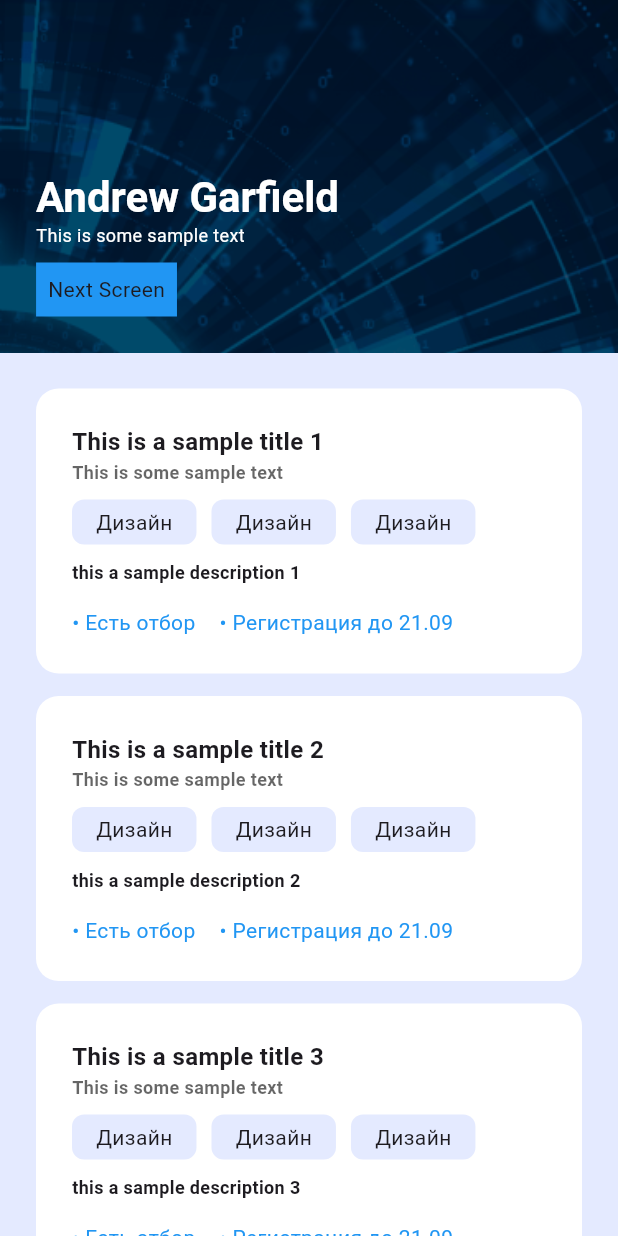
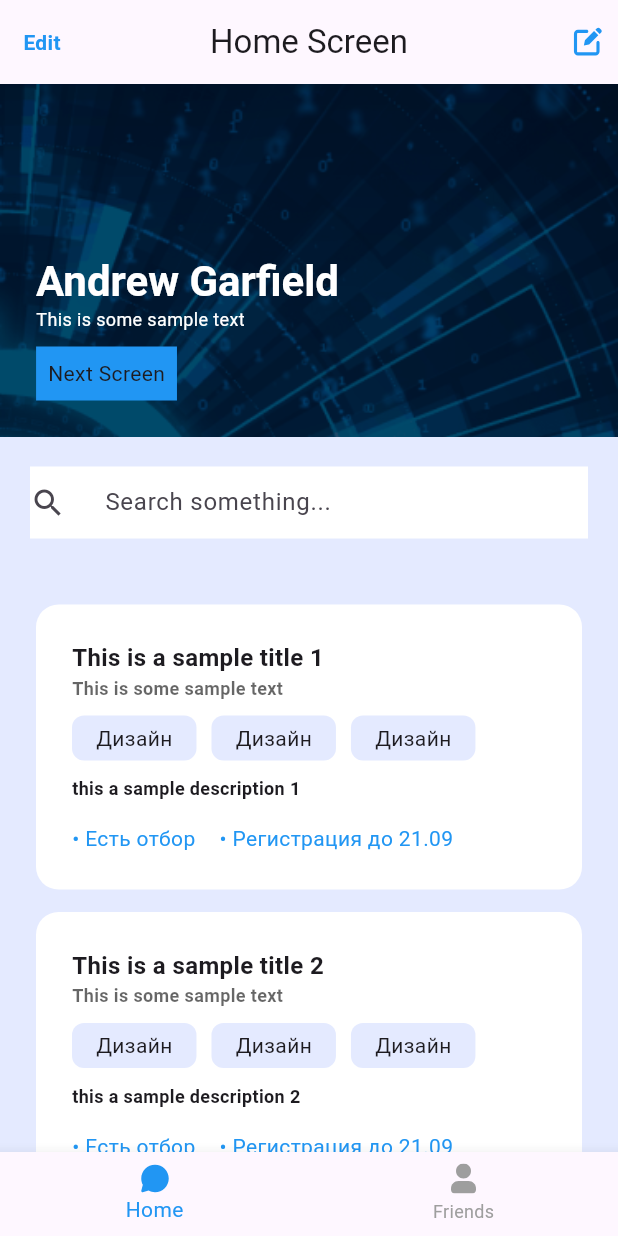
Before and after one commit to theArtistSam/Flutter-Course, a Flutter app: the screen it shows after launch, on a phone screen of 412 x 824 dp. Run offline on Flutter 3.47's test engine with Material 3 defaults, Android fonts, the phone set to English and light mode, and no system bars; our stand-ins replace flutter_svg.

Commit message:
Bottom Navbar/App bar/Textfield/Svg Icons

```diff
--- a/lib/main.dart
+++ b/lib/main.dart
@@ -1,6 +1,7 @@
 import 'package:flutter/material.dart';
 import 'package:flutter_app/screens/detailed_screen.dart';
 import 'package:flutter_app/screens/home_screen.dart';
+import 'package:flutter_app/utils/bottom_navbar.dart';
 
 void main() {
   runApp(const MyApp());
@@ -19,7 +20,7 @@ class MyApp extends StatelessWidget {
         colorScheme: ColorScheme.fromSeed(seedColor: Colors.deepPurple),
         useMaterial3: true,
       ),
-      home: const HomeScreen(),
+      home: const BottomNavbar(),
     );
   }
 }
--- a/lib/screens/home_screen.dart
+++ b/lib/screens/home_screen.dart
@@ -1,5 +1,6 @@
 import 'package:flutter/material.dart';
 import 'package:flutter_app/screens/detailed_screen.dart';
+import 'package:flutter_svg/flutter_svg.dart';
 
 class HomeScreen extends StatefulWidget {
   const HomeScreen({super.key});
@@ -21,10 +22,39 @@ class _HomeScreenState extends State<HomeScreen> {
 
     return Scaffold(
       backgroundColor: const Color(0XFFE4EAFF),
-      // make an entire screen scrollable
+      // App bar is a sticky header on a screen
+      appBar: AppBar(
+        centerTitle: true,
+        title: const Text("Home Screen"),
+        leading: GestureDetector(
+          onTap: () {
+            print("Clicked on the Edit");
+          },
+          child: const Center(
+            child: Text(
+              "Edit",
+              style: TextStyle(color: Colors.blue, fontWeight: FontWeight.w600),
+            ),
+          ),
+        ),
+        actions: [
+          Padding(
+            padding: const EdgeInsets.only(right: 10.0),
+            child: GestureDetector(
+              onTap: () {
+                print("Clicked on Edit Icon");
+              },
+              child: SvgPicture.asset(
+                'assets/icons/edit.svg',
+                color: Colors.blue,
+              ),
+            ),
+          )
+        ],
+      ), // make an entire screen scrollable
       body: SingleChildScrollView(
         // the behavior of the scroll mechanism
-        physics: const NeverScrollableScrollPhysics(),
+        // physics: const NeverScrollableScrollPhysics(),
         child: Column(
           // CrossAxisAlignment: from top to bottom
           // MainAxisAlignment: from left to right
@@ -115,9 +145,38 @@ class _HomeScreenState extends State<HomeScreen> {
                 )
               ],
             ),
+            // Textfield in flutter
+            Padding(
+              padding: const EdgeInsets.all(20),
+              child: Container(
+                color: Colors.white,
+                child: TextField(
+                  // minLines: 1,
+                  // maxLines: 5,
+                  // autofocus: false,
+                  decoration: const InputDecoration(
+                      icon: Icon(Icons.search),
+                      border: InputBorder.none,
+                      hintText: "Search something...",
+                      contentPadding: EdgeInsets.all(10)
+                      // hintStyle: Text
+                      ),
+                  // style: GoogleFonts.poppins(
+                  //   fontSize: 16,
+                  //   fontWeight: FontWeight.w500,
+                  //   // COLOR: FIX
+                  //   color: NexusColors.isDark
+                  //       ? Colors.white
+                  //       : NexusColors.primaryColorLight,
+                  // ),
+                  onChanged: (value) {},
+                ),
+              ),
+            ),
             // ListView is scrollable
             // Use this to make a seciton on the screen
             // scrollable
+
             SizedBox(
               height: height - 235,
               // child: ListView(
@@ -158,7 +217,9 @@ class _HomeScreenState extends State<HomeScreen> {
               child: ListView.separated(
                 padding: const EdgeInsets.all(24),
                 // For apple devices bouncy scrolling animation
-                physics: const BouncingScrollPhysics(),
+                // physics: const BouncingScrollPhysics(),
+                physics: const NeverScrollableScrollPhysics(),
+                shrinkWrap: true,
                 itemCount: 5,
                 separatorBuilder: (context, index) {
                   return const SizedBox(height: 15);
--- /dev/null
+++ b/lib/utils/bottom_navbar.dart
@@ -0,0 +1,59 @@
+import 'package:flutter/material.dart';
+import 'package:flutter_app/screens/detailed_screen.dart';
+import 'package:flutter_app/screens/home_screen.dart';
+import 'package:flutter_svg/flutter_svg.dart';
+
+class BottomNavbar extends StatefulWidget {
+  const BottomNavbar({super.key});
+
+  @override
+  State<BottomNavbar> createState() => _BottomNavbarState();
+}
+
+class _BottomNavbarState extends State<BottomNavbar> {
+  int selectedIndex = 0;
+
+  onItemTap(int index) {
+    setState(() {
+      selectedIndex = index;
+    });
+  }
+
+  static const List<Widget> screens = [
+    HomeScreen(),
+    DetailedScreen(name: "Some Name")
+  ];
+
+  @override
+  Widget build(BuildContext context) {
+    return Scaffold(
+      backgroundColor: Colors.amber,
+      body: screens.elementAt(selectedIndex),
+      bottomNavigationBar: BottomNavigationBar(
+          onTap: onItemTap,
+          currentIndex: selectedIndex,
+          selectedItemColor: Colors.blue,
+          unselectedItemColor: Colors.grey,
+          items: [
+            BottomNavigationBarItem(
+              icon: SvgPicture.asset(
+                'assets/icons/chat-filled.svg',
+                color: selectedIndex == 0 ? Colors.blue : Colors.grey,
+              ),
+              label: "Home",
+            ),
+            BottomNavigationBarItem(
+              icon: SvgPicture.asset(
+                'assets/icons/person-filled.svg',
+                color: selectedIndex == 1 ? Colors.blue : Colors.grey,
+              ),
+              label: "Friends",
+            ),
+            // BottomNavigationBarItem(
+            //   icon: SvgPicture.asset('assets/icons/settings-filled.svg'),
+            //   label: "Settings",
+            // ),
+          ]),
+    );
+  }
+}
```
Also changed, not shown: assets/icons/chat-filled.svg (added), assets/icons/edit.svg (added), assets/icons/person-filled.svg (added), assets/icons/settings-filled.svg (added).
